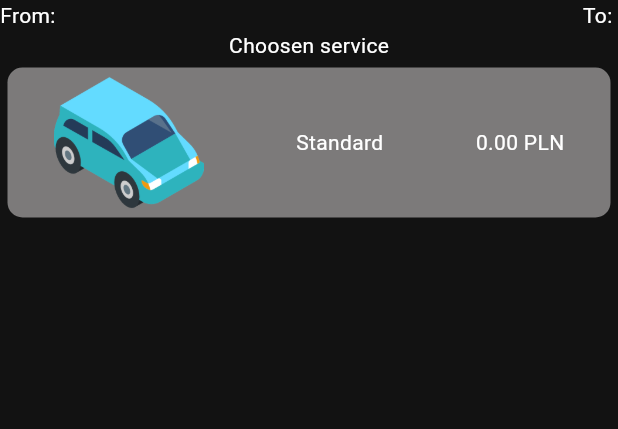
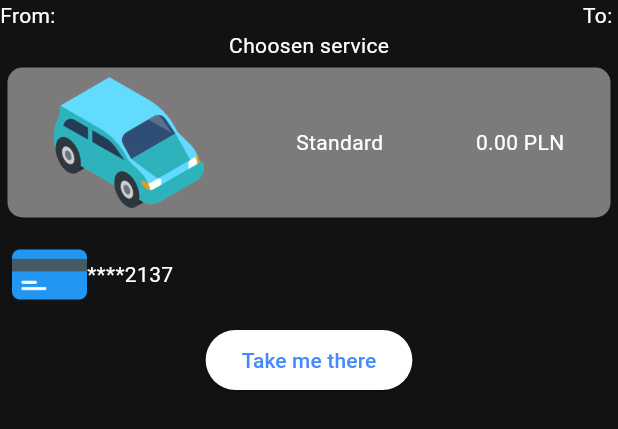
Before and after one commit to bogbrz/take_me_there_app, a Flutter app: the ChosenOptionWidget widget shown alone on an empty page, opened directly with sample values from the repository, on a phone screen of 412 x 824 dp. Shown: the top 429 px of the screen. Run offline on Flutter 3.47's test engine with Material 3 defaults, Android fonts, the phone set to English and light mode, and no system bars; our stand-ins replace auto_route, cloud_firestore, dio, equatable, firebase_auth, firebase_core and 13 more; missing offline and left inert: map_picker; accounts and stored records are empty.

Commit message:
Implement PopMenuButton

```diff
--- a/lib/domain/models/user_model.dart
+++ b/lib/domain/models/user_model.dart
@@ -17,5 +17,6 @@ class UserModel with _$UserModel {
     required double distance,
     @Default(false) bool findRoute,
     @Default(false) bool optionChosen,
+    @Default(false) bool lookingForDriver,
   }) = _UserModel;
 }
--- a/lib/features/pages/home_page/travel_option_widget.dart
+++ b/lib/features/pages/home_page/travel_option_widget.dart
@@ -1,4 +1,7 @@
+import 'package:flutter/cupertino.dart';
 import 'package:flutter/material.dart';
+import 'package:flutter/rendering.dart';
+import 'package:flutter/widgets.dart';
 import 'package:google_maps_flutter/google_maps_flutter.dart';
 import 'package:hooks_riverpod/hooks_riverpod.dart';
 import 'package:take_me_there_app/domain/models/option_model.dart';
@@ -83,7 +86,7 @@ class TravelOptionWidget extends HookConsumerWidget {
   }
 }
 
-class ChosenOptionWidget extends StatelessWidget {
+class ChosenOptionWidget extends HookConsumerWidget {
   const ChosenOptionWidget({
     required this.option,
     required this.distance,
@@ -98,7 +101,11 @@ class ChosenOptionWidget extends StatelessWidget {
   final String userId;
   final String destinationPlace;
   @override
-  Widget build(BuildContext context) {
+  Widget build(BuildContext context, WidgetRef ref) {
+    final _lookingForDriver = useState<bool>(false);
+    final _paymentIcon = useState<StatelessWidget>(
+      CardOption(),
+    );
     return Column(
       children: [
         Row(
@@ -121,11 +128,83 @@ class ChosenOptionWidget extends StatelessWidget {
                   height: 100, child: Image(image: AssetImage(option!.image))),
               Text(option!.name),
               Text(
-                  "${(option!.payRate * (distance / 1000)).toStringAsFixed(2)} ${option!.currency}")
+                  "${(option!.payRate * (distance / 1000)).toStringAsFixed(2)} ${option!.currency}"),
             ],
           ),
         ),
+        Align(
+          alignment: Alignment.centerLeft,
+          child: PopupMenuButton(
+              onSelected: (value) {
+                _paymentIcon.value = value;
+              },
+              icon: _paymentIcon.value,
+              itemBuilder: ((context) => [
+                    PopupMenuItem(
+                      value: CardOption(),
+                      child: CardOption(),
+                    ),
+                    PopupMenuItem(
+                      value: CashOption(),
+                      child: CashOption(),
+                    )
+                  ])),
+        ),
+        ElevatedButton(
+            style: ElevatedButton.styleFrom(
+              backgroundColor: Colors.white,
+              foregroundColor: Colors.blueAccent,
+            ),
+            onPressed: () {
+              _lookingForDriver.value = true;
+              ref
+                  .read(suggestionControllerProvider.notifier)
+                  .updateLookingForDriver(
+                      userId: userId,
+                      lookingForDriver: _lookingForDriver.value);
+            },
+            child: Text("Take me there"))
       ],
     );
   }
 }
+
+class CardOption extends StatelessWidget {
+  const CardOption({
+    super.key,
+  });
+
+  @override
+  Widget build(BuildContext context) {
+    return SizedBox(
+        height: 50,
+        child: Row(
+          children: [
+            Image(
+              image: AssetImage("assets/credit-card.png"),
+            ),
+            Text("****2137")
+          ],
+        ));
+  }
+}
+
+class CashOption extends StatelessWidget {
+  const CashOption({
+    super.key,
+  });
+
+  @override
+  Widget build(BuildContext context) {
+    return SizedBox(
+        height: 50,
+        child: Row(
+          children: [
+            Image(
+              image: AssetImage("assets/money.png"),
+            ),
+            Text(" Cash")
+          ],
+        ));
+  }
+}
```
Also changed, not shown: lib/data_sources/firebase_data_source.dart (+14 -7 lines), lib/features/pages/home_page/home_controller.dart (+8 -0 lines), lib/features/pages/home_page/search_bar_widget.dart (+14 -1 lines), assets/credit-card.png (added), assets/money.png (added), lib/domain/models/user_model.freezed.dart.
